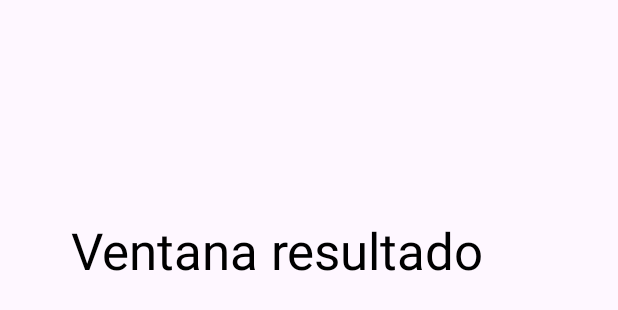
After one commit to yongsavagge/OkFruitAppDevelop, an Android app: the layout activity_resultado.xml on its own in the app's theme, with its tools: preview values and no code run, on a phone screen of 412 x 824 dp. The commit adds this screen. Shown: the top 310 px of the screen. Run offline under Robolectric (Android 15) with nearby library versions, the light colour scheme and no system bars.

Commit message:
nueva clase resultado

```diff
--- a/app/src/main/AndroidManifest.xml
+++ b/app/src/main/AndroidManifest.xml
@@ -26,10 +26,15 @@
             android:name=".ui.login.LoginActivity"
             android:exported="false"
             android:label="@string/title_activity_login" />
+
         <activity
             android:name=".homepage.HomePageActivity"
             android:exported="false"
             android:label="@string/title_activity_login" />
+        <activity
+            android:name=".resultado.ResultadoActivity"
+            android:exported="false"
+            android:label="HomePageActivity" />
     </application>
 
 </manifest>
--- a/app/src/main/java/com/example/okfruitapp/resultado/ResultadoActivity.java
+++ b/app/src/main/java/com/example/okfruitapp/resultado/ResultadoActivity.java
@@ -3,5 +3,9 @@ import android.os.Bundle;
 import androidx.appcompat.app.AppCompatActivity;
 import com.example.okfruitapp.R;
 public class ResultadoActivity extends AppCompatActivity {
+    public void onCreate(Bundle savedInstanceState) {
+        super.onCreate(savedInstanceState);
 
+        setContentView(R.layout.activity_resultado);
+    }
 }
--- /dev/null
+++ b/app/src/main/res/layout/activity_resultado.xml
@@ -0,0 +1,20 @@
+<?xml version="1.0" encoding="utf-8"?>
+<androidx.constraintlayout.widget.ConstraintLayout xmlns:android="http://schemas.android.com/apk/res/android"
+    xmlns:app="http://schemas.android.com/apk/res-auto"
+    xmlns:tools="http://schemas.android.com/tools"
+    android:layout_width="match_parent"
+    android:layout_height="match_parent">
+
+    <TextView
+        android:id="@+id/textView2"
+        android:layout_width="370dp"
+        android:layout_height="103dp"
+        android:layout_marginTop="144dp"
+        android:text="Ventana resultado"
+        android:textAlignment="center"
+        android:textColor="@android:color/black"
+        android:textSize="34sp"
+        app:layout_constraintTop_toTopOf="parent"
+        tools:ignore="MissingConstraints"
+        tools:layout_editor_absoluteX="25dp" />
+</androidx.constraintlayout.widget.ConstraintLayout>
```
Also changed, not shown: app/src/main/java/com/example/okfruitapp/homepage/HomePageActivity.java (+16 -4 lines), app/src/main/res/layout/activity_home_page.xml (+32 -6 lines).
